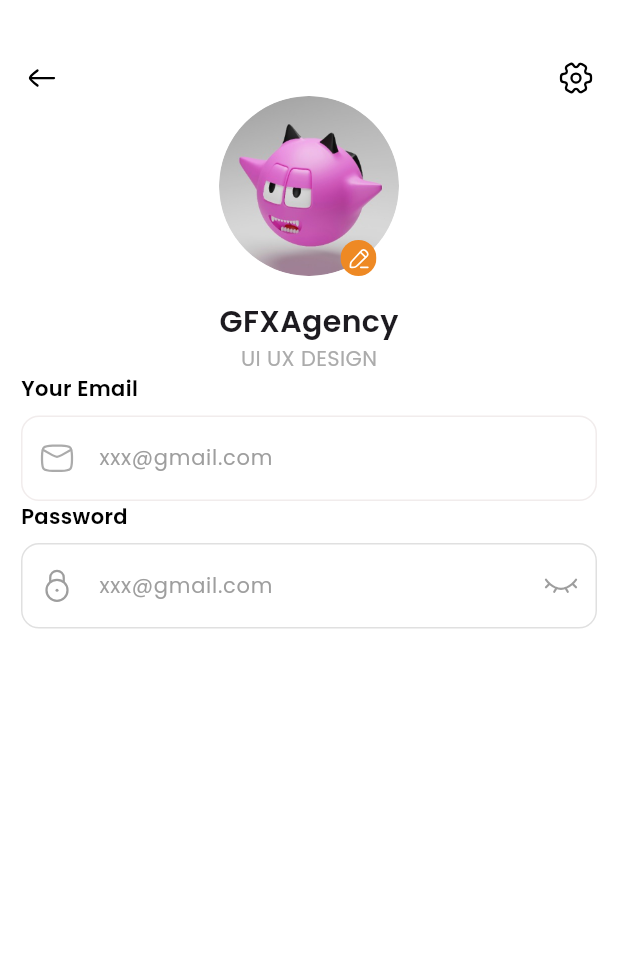
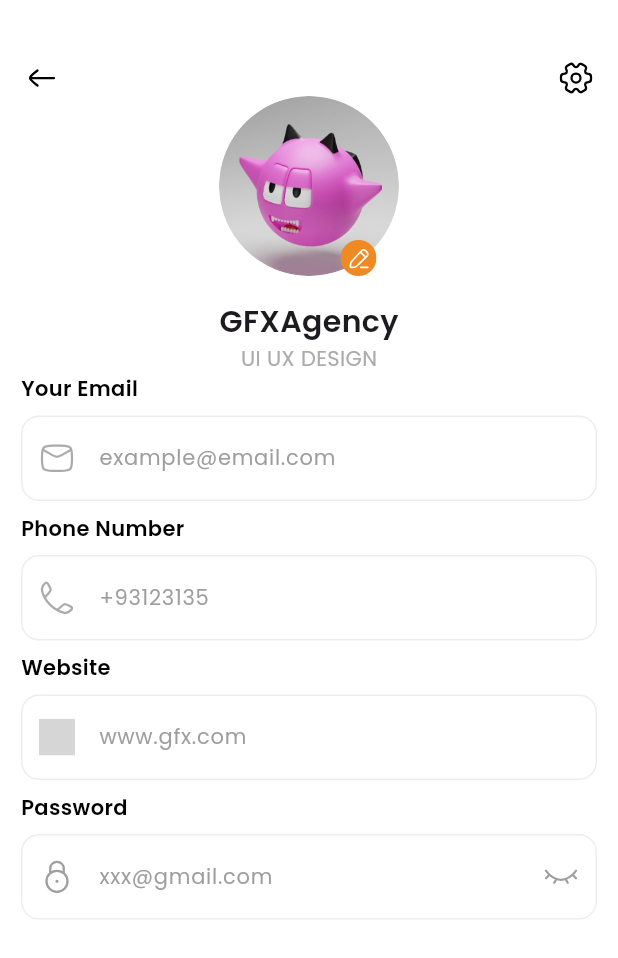
Before and after one commit to fenil-vavaiya/Flutter-First, a Flutter app: the screen it shows after launch, on a phone screen of 412 x 824 dp. Shown: the top 958 px of the screen. Run offline on Flutter 3.47's test engine with Material 3 defaults, Android fonts, the phone set to English and light mode, and no system bars; our stand-ins replace flutter_svg; grey boxes are pictures that could not be loaded.

Commit message:
form setting done

```diff
--- a/lib/profile_screen.dart
+++ b/lib/profile_screen.dart
@@ -107,7 +107,32 @@ class ProfileScreen extends StatelessWidget {
           ),
         ),
         const SizedBox(height: 8),
-        emailInputField(),
+        emailInputField('example@email.com', 'assets/icons/ic_email.svg'),
+        const SizedBox(height: 8),
+        Text(
+          'Phone Number',
+          style: TextStyle(
+            fontFamily: 'Poppins',
+            fontWeight: FontWeight.w600,
+            fontSize: 14,
+            color: Colors.black,
+          ),
+        ),
+        const SizedBox(height: 8),
+        emailInputField('+93123135', 'assets/icons/ic_number.svg'),
+        const SizedBox(height: 8),
+        Text(
+          'Website',
+          style: TextStyle(
+            fontFamily: 'Poppins',
+            fontWeight: FontWeight.w600,
+            fontSize: 14,
+            color: Colors.black,
+          ),
+        ),
+        const SizedBox(height: 8),
+        emailInputField('www.gfx.com'),
+        const SizedBox(height: 8),
         Text(
           'Password',
           style: TextStyle(
@@ -150,10 +175,10 @@ class ProfileScreen extends StatelessWidget {
     );
   }
 
-  Widget emailInputField() {
+  Widget emailInputField(String hintText, [String? icon]) {
     return TextFormField(
       decoration: InputDecoration(
-        hintText: 'xxx@gmail.com',
+        hintText: hintText,
         hintStyle: TextStyle(
           fontFamily: 'Poppins',
           fontSize: 14,
@@ -161,11 +186,7 @@ class ProfileScreen extends StatelessWidget {
         ),
         prefixIcon: Padding(
           padding: const EdgeInsets.all(12.0),
-          child: SvgPicture.asset(
-            'assets/icons/ic_email.svg',
-            width: 20,
-            height: 20,
-          ),
+          child: SvgPicture.asset(icon?? '', width: 20, height: 20),
         ),
         contentPadding: const EdgeInsets.symmetric(
           vertical: 18,
@@ -242,7 +263,7 @@ class _PasswordInputFieldState extends State<PasswordInputField> {
         ),
         enabledBorder: OutlineInputBorder(
           borderRadius: BorderRadius.circular(12),
-          borderSide: BorderSide(color: Colors.grey.shade300, width: 1),
+          borderSide: BorderSide(color: AppColors.textFieldBorder, width: 1),
         ),
         focusedBorder: OutlineInputBorder(
           borderRadius: BorderRadius.circular(12),
```
